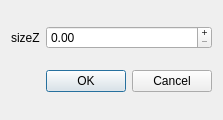
Qt form layers/stairs.ui (bvchirkov/PlanCreator) before a commit.
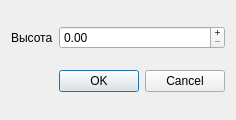
The same form after that commit.

Patch:
```diff
--- a/layers/stairs.ui
+++ b/layers/stairs.ui
@@ -6,7 +6,7 @@
    <rect>
     <x>0</x>
     <y>0</y>
-    <width>220</width>
+    <width>233</width>
     <height>120</height>
    </rect>
   </property>
@@ -23,7 +23,7 @@
       </sizepolicy>
      </property>
      <property name="text">
-      <string>sizeZ</string>
+      <string>Высота</string>
      </property>
     </widget>
    </item>
```
